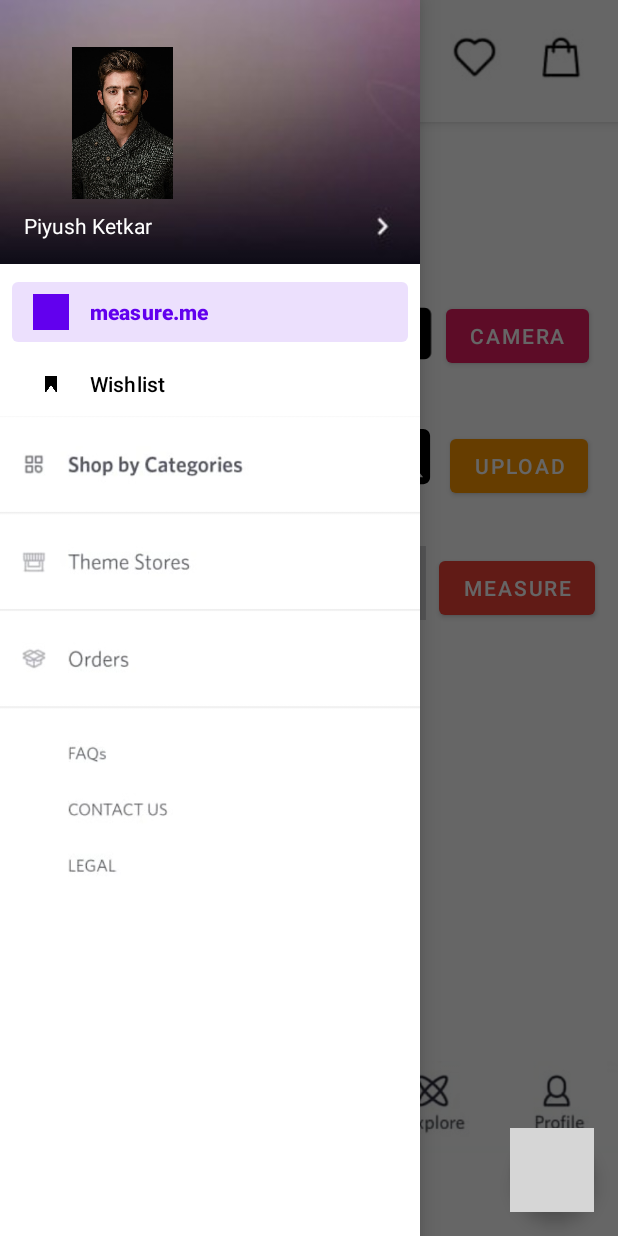
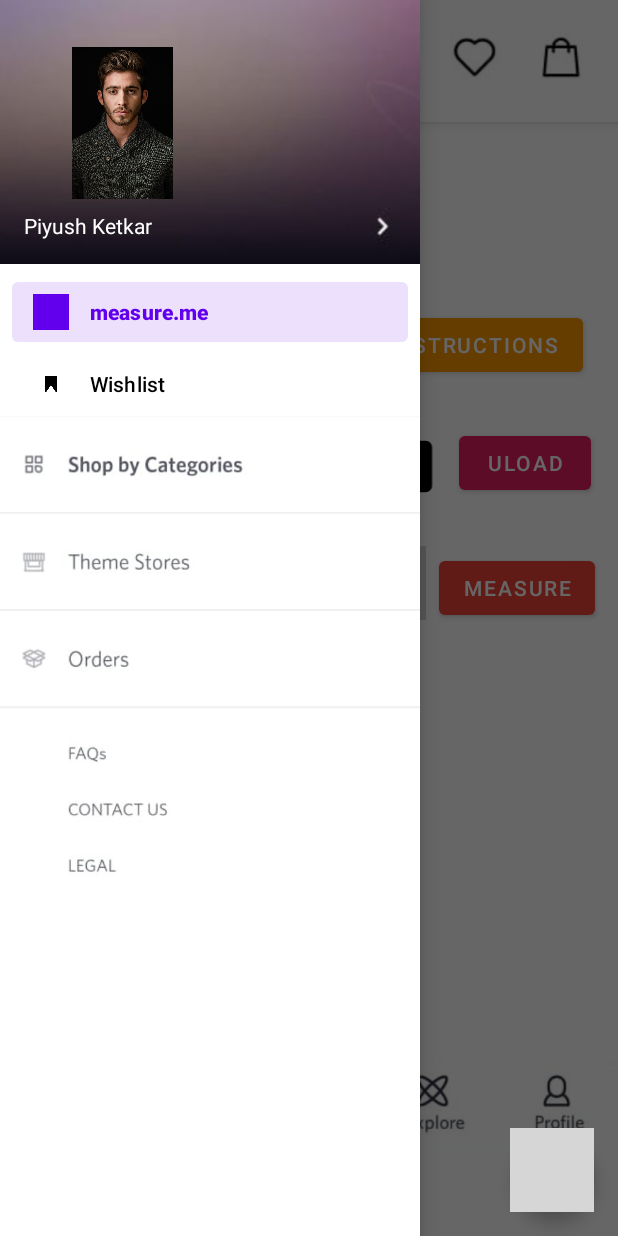
Before and after one commit to JuiP/SizeAndFit, an Android app: the screen it shows after launch (MainActivity), with the side drawer open, on a phone screen of 412 x 824 dp. Run offline under Robolectric (Android 15) with nearby library versions, the phone set to English and light mode, and no system bars; our stand-ins replace navigation-ui; grey boxes are pictures that could not be loaded.

Commit message:
Add instructions button

```diff
--- a/SizeProfile/app/src/main/res/layout/fragment_home.xml
+++ b/SizeProfile/app/src/main/res/layout/fragment_home.xml
@@ -54,8 +54,8 @@
         android:layout_height="51dp"
         android:layout_alignParentEnd="true"
         android:layout_alignParentBottom="true"
-        android:layout_marginEnd="82dp"
-        android:layout_marginBottom="576dp"
+        android:layout_marginEnd="81dp"
+        android:layout_marginBottom="487dp"
         android:src="@drawable/ic_menu_camera" />
 
     <Button
@@ -64,31 +64,21 @@
         android:layout_height="wrap_content"
         android:layout_alignParentEnd="true"
         android:layout_alignParentBottom="true"
-        android:layout_marginEnd="19dp"
-        android:layout_marginBottom="576dp"
-        android:text="CAMERA"
+        android:layout_marginEnd="18dp"
+        android:layout_marginBottom="491dp"
+        android:text="ULOAD"
         app:backgroundTint="#E91E63" />
 
     <Button
-        android:id="@+id/button4"
+        android:id="@+id/instructions"
         android:layout_width="wrap_content"
         android:layout_height="wrap_content"
         android:layout_alignParentEnd="true"
         android:layout_alignParentBottom="true"
-        android:layout_marginEnd="20dp"
-        android:layout_marginBottom="489dp"
-        android:text="UPLOAD"
+        android:layout_marginEnd="23dp"
+        android:layout_marginBottom="570dp"
+        android:text="INSTRUCTIONS"
         app:backgroundTint="#FF9800" />
-
-    <ImageView
-        android:id="@+id/imageView10"
-        android:layout_width="66dp"
-        android:layout_height="55dp"
-        android:layout_alignParentEnd="true"
-        android:layout_alignParentBottom="true"
-        android:layout_marginEnd="115dp"
-        android:layout_marginBottom="487dp"
-        android:src="@drawable/ic_menu_gallery" />
 
     <Button
         android:id="@+id/button3"
--- /dev/null
+++ b/SizeProfile/app/src/main/res/xml/file_paths.xml
@@ -0,0 +1,4 @@
+<?xml version="1.0" encoding="utf-8"?>
+<PreferenceScreen xmlns:android="http://schemas.android.com/apk/res/android">
+
+</PreferenceScreen>
```
Also changed, not shown: SizeProfile/app/src/main/AndroidManifest.xml (+17 -1 lines), SizeProfile/app/src/main/java/com/example/bodymeasurementdisplay/ui/measureme/HomeFragment.kt (+40 -4 lines).
